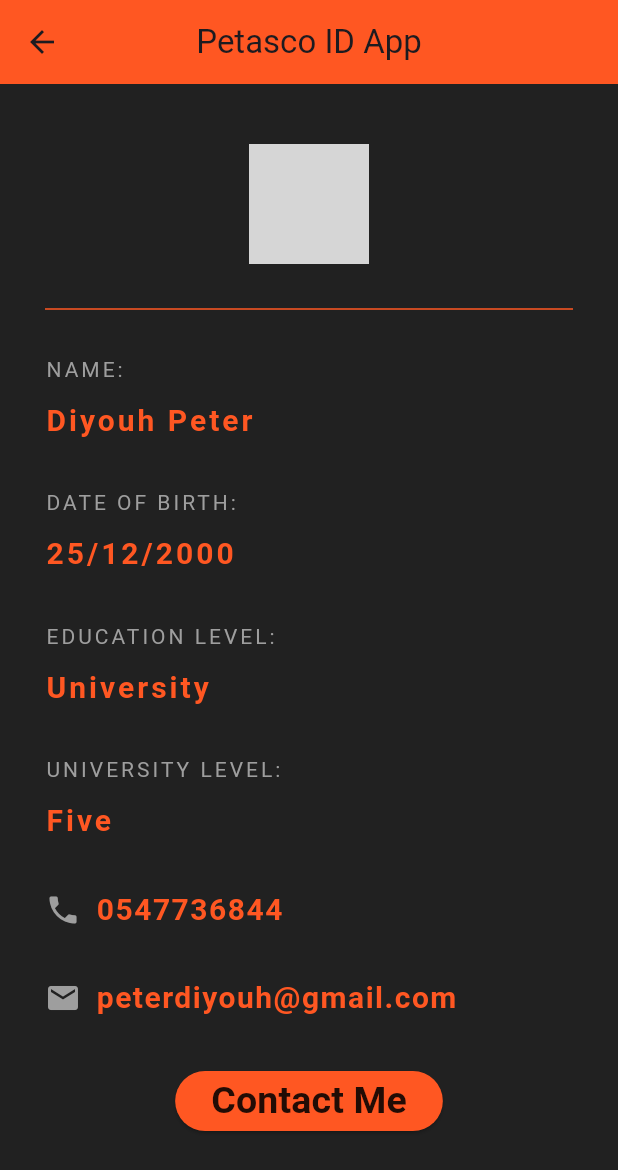
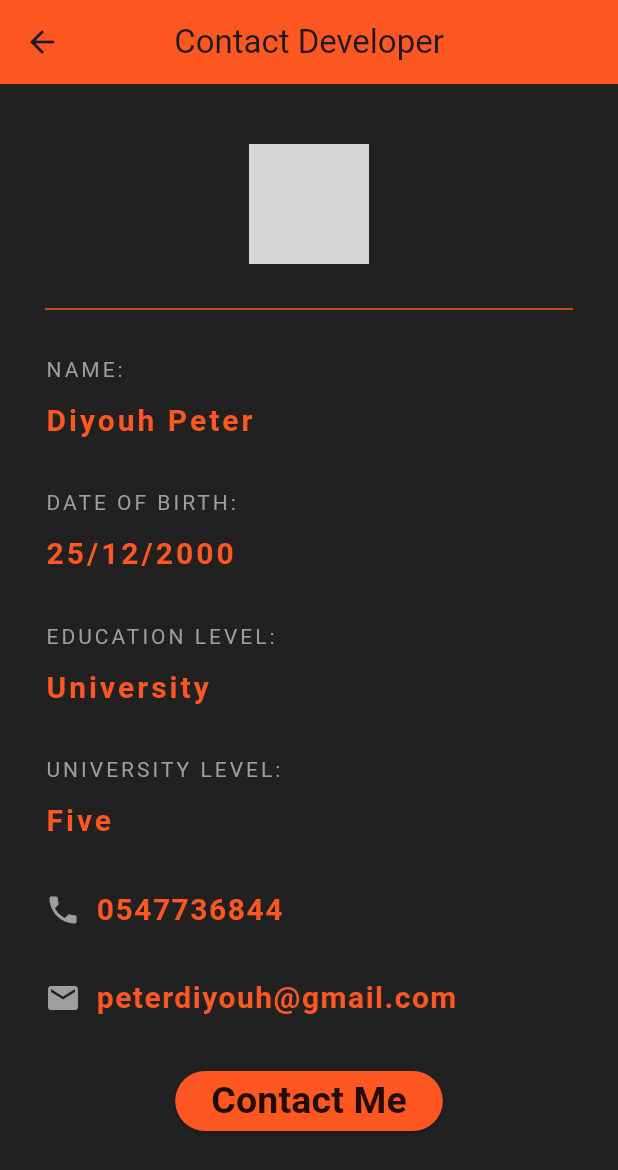
Before and after one commit to Petasco/quotes_app, a Flutter app: the Contactme screen opened directly, on a phone screen of 412 x 824 dp. Shown: the top 1170 px of the screen. Run offline on Flutter 3.47's test engine with Material 3 defaults, Android fonts, the phone set to English and light mode, and no system bars; grey boxes are pictures that could not be loaded.

Commit message:
Update contactme.dart

```diff
--- a/lib/contactme.dart
+++ b/lib/contactme.dart
@@ -9,7 +9,7 @@ class Contactme extends StatelessWidget {
     return Scaffold(
       backgroundColor: Colors.grey[900],
       appBar: AppBar(
-        title: Text("Petasco ID App"),
+        title: Text("Contact Developer"),
         centerTitle: true,
         backgroundColor: Colors.deepOrange,
         elevation: 0.0,
@@ -20,17 +20,17 @@ class Contactme extends StatelessWidget {
           crossAxisAlignment: CrossAxisAlignment.start,
 
           children: [
-            Center(
+            const Center(
               child: CircleAvatar(
                 backgroundImage: AssetImage("assets/bgprofile.png"),
                 radius: 40.0,
               ),
             ),
-            Divider(
+            const Divider(
               height: 60.0,
               color: Colors.deepOrange,
             ),
-            Text(
+            const Text(
               "NAME:",
               style: TextStyle(
                   color: Colors.grey,
@@ -39,7 +39,7 @@ class Contactme extends StatelessWidget {
               ),
             ),
             SizedBox(height: 10.0),
-            Text(
+            const Text(
               "Diyouh Peter",
               style: TextStyle(
                 color: Colors.deepOrange,
@@ -50,7 +50,7 @@ class Contactme extends StatelessWidget {
             ),
             SizedBox(height: 30.0),
 
-            Text(
+            const Text(
               "DATE OF BIRTH:",
               style: TextStyle(
                   color: Colors.grey,
@@ -59,7 +59,7 @@ class Contactme extends StatelessWidget {
               ),
             ),
             SizedBox(height: 10.0),
-            Text(
+            const Text(
               "25/12/2000",
               style: TextStyle(
                 color: Colors.deepOrange,
@@ -70,7 +70,7 @@ class Contactme extends StatelessWidget {
             ),
             SizedBox(height: 30.0),
 
-            Text(
+            const Text(
               "EDUCATION LEVEL:",
               style: TextStyle(
                   color: Colors.grey,
@@ -79,7 +79,7 @@ class Contactme extends StatelessWidget {
               ),
             ),
             SizedBox(height: 10.0),
-            Text(
+            const Text(
               "University",
               style: TextStyle(
                 color: Colors.deepOrange,
@@ -90,7 +90,7 @@ class Contactme extends StatelessWidget {
             ),
             SizedBox(height: 30.0),
 
-            Text(
+            const Text(
               "UNIVERSITY LEVEL:",
               style: TextStyle(
                   color: Colors.grey,
@@ -99,7 +99,7 @@ class Contactme extends StatelessWidget {
               ),
             ),
             SizedBox(height: 10.0),
-            Text(
+            const Text(
 
               "Five",
               style: TextStyle(
@@ -111,7 +111,7 @@ class Contactme extends StatelessWidget {
             ),
             SizedBox(height: 30.0),
 
-            Row(
+            const Row(
               children: [
                 Icon(
                   Icons.phone,
@@ -130,7 +130,7 @@ class Contactme extends StatelessWidget {
               ],
             ),
             SizedBox(height: 30.0),
-            Row(
+            const Row(
               children: [
                 Icon(
                   Icons.email,
@@ -157,7 +157,7 @@ class Contactme extends StatelessWidget {
                 style: ButtonStyle(
                     backgroundColor: MaterialStateProperty.all(Colors.deepOrange)
                 ),
-                child: Text(
+                child: const Text(
                   "Contact Me",
                   style: TextStyle(
                     color: Colors.black87,
```
